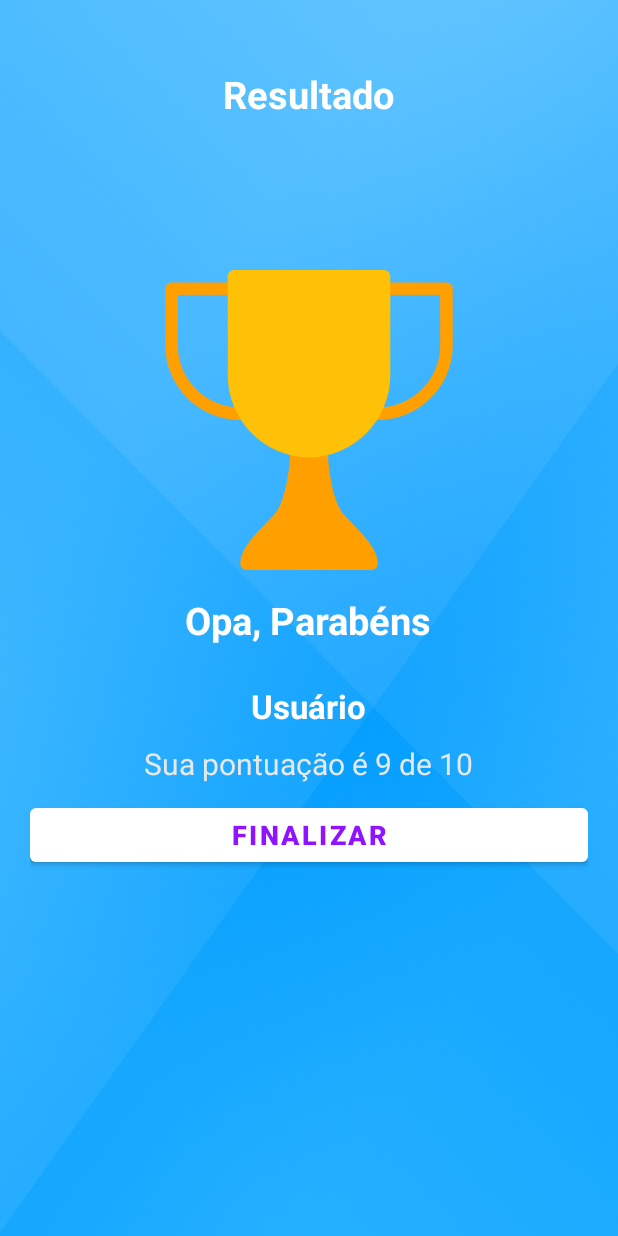
After one commit to leonardooshima/QuizApp, an Android app: the ResultActivity screen opened directly, with no data from a screen before it, on a phone screen of 412 x 824 dp. The commit adds this screen. Run offline under Robolectric (Android 15) with nearby library versions, the phone set to English and light mode, and no system bars.

Commit message:
Adicionando a tela de resultados

```diff
--- a/app/src/main/AndroidManifest.xml
+++ b/app/src/main/AndroidManifest.xml
@@ -9,12 +9,12 @@
         android:roundIcon="@mipmap/ic_launcher_round"
         android:supportsRtl="true"
         android:theme="@style/Theme.QuizApp">
+        <activity android:name=".ResultActivity"
+            android:screenOrientation="portrait"
+            android:theme="@style/NoActionBarTheme"></activity>
         <activity
             android:name=".QuizQuestionActivity"
-            android:screenOrientation="portrait"
-            >
-
-        </activity>
+            android:screenOrientation="portrait"></activity>
         <activity
             android:name=".MainActivity"
             android:screenOrientation="portrait"
--- a/app/src/main/java/com/example/quizapp/QuizQuestionActivity.kt
+++ b/app/src/main/java/com/example/quizapp/QuizQuestionActivity.kt
@@ -16,6 +16,7 @@ class QuizQuestionActivity : AppCompatActivity(), View.OnClickListener {
     private var mCurrentPosition:Int = 1
     private var mQuestionsList: ArrayList<Question>? = null
     private var mSelectedOptionPosition: Int = 0
+    private var mCorrectAnswer: Int = 0
 
     override fun onCreate(savedInstanceState: Bundle?) {
         super.onCreate(savedInstanceState)
@@ -97,6 +98,8 @@ class QuizQuestionActivity : AppCompatActivity(), View.OnClickListener {
                     val question = mQuestionsList?.get(mCurrentPosition -1)
                     if(question!!.correctAnswer != mSelectedOptionPosition){
                         answerView(mSelectedOptionPosition, R.drawable.wrong_option_border_bg)
+                    }else{
+                        mCorrectAnswer++
                     }
                     answerView(question.correctAnswer, R.drawable.correct_option_border_bg)
 
--- /dev/null
+++ b/app/src/main/java/com/example/quizapp/ResultActivity.kt
@@ -0,0 +1,11 @@
+package com.example.quizapp
+
+import androidx.appcompat.app.AppCompatActivity
+import android.os.Bundle
+
+class ResultActivity : AppCompatActivity() {
+    override fun onCreate(savedInstanceState: Bundle?) {
+        super.onCreate(savedInstanceState)
+        setContentView(R.layout.activity_result)
+    }
+}
--- /dev/null
+++ b/app/src/main/res/layout/activity_result.xml
@@ -0,0 +1,71 @@
+<?xml version="1.0" encoding="utf-8"?>
+<LinearLayout xmlns:android="http://schemas.android.com/apk/res/android"
+    xmlns:app="http://schemas.android.com/apk/res-auto"
+    xmlns:tools="http://schemas.android.com/tools"
+    android:layout_width="match_parent"
+    android:layout_height="match_parent"
+    android:background="@drawable/blue_light"
+    android:orientation="vertical"
+    android:gravity="center_horizontal"
+    android:padding="20dp"
+    tools:context=".ResultActivity">
+
+    <TextView
+        android:id="@+id/tv_result"
+        android:layout_width="wrap_content"
+        android:layout_height="wrap_content"
+        android:layout_marginTop="25dp"
+        android:text="Resultado"
+        android:textColor="@color/white"
+        android:textSize="25sp"
+        android:textStyle="bold"/>
+
+    <ImageView
+        android:id="@+id/iv_trophy"
+        android:layout_marginTop="100dp"
+        android:layout_width="200dp"
+        android:layout_height="200dp"
+        android:contentDescription="image"
+        android:src="@drawable/trophy"/>
+
+    <TextView
+        android:id="@+id/tv_congratulations"
+        android:layout_width="wrap_content"
+        android:layout_height="wrap_content"
+        android:layout_marginTop="16dp"
+        android:text="Opa, Parabéns"
+        android:textColor="@color/white"
+        android:textSize="25sp"
+        android:textStyle="bold"/>
+
+    <TextView
+        android:id="@+id/tv_name"
+        android:layout_width="wrap_content"
+        android:layout_height="wrap_content"
+        android:layout_marginTop="25dp"
+        android:text="Usuário"
+        android:textColor="@color/white"
+        android:textSize="22sp"
+        android:textStyle="bold"/>
+
+    <TextView
+        android:id="@+id/tv_score"
+        android:layout_width="wrap_content"
+        android:layout_height="wrap_content"
+        android:layout_marginTop="10dp"
+        android:text="Sua pontuação é 9 de 10"
+        android:textColor="#E8E8E8"
+        android:textSize="20sp"/>
+
+    <Button
+        android:id="@+id/btn_finish"
+        android:layout_width="match_parent"
+        android:layout_height="wrap_content"
+        android:layout_marginTop="10dp"
+        app:backgroundTint="@android:color/white"
+        android:text="Finalizar"
+        android:textColor="@color/colorPrimary"
+        android:textSize="18sp"
+        android:textStyle="bold"/>
+
+</LinearLayout>
```
Also changed, not shown: app/src/main/res/drawable/trophy.png (added).
